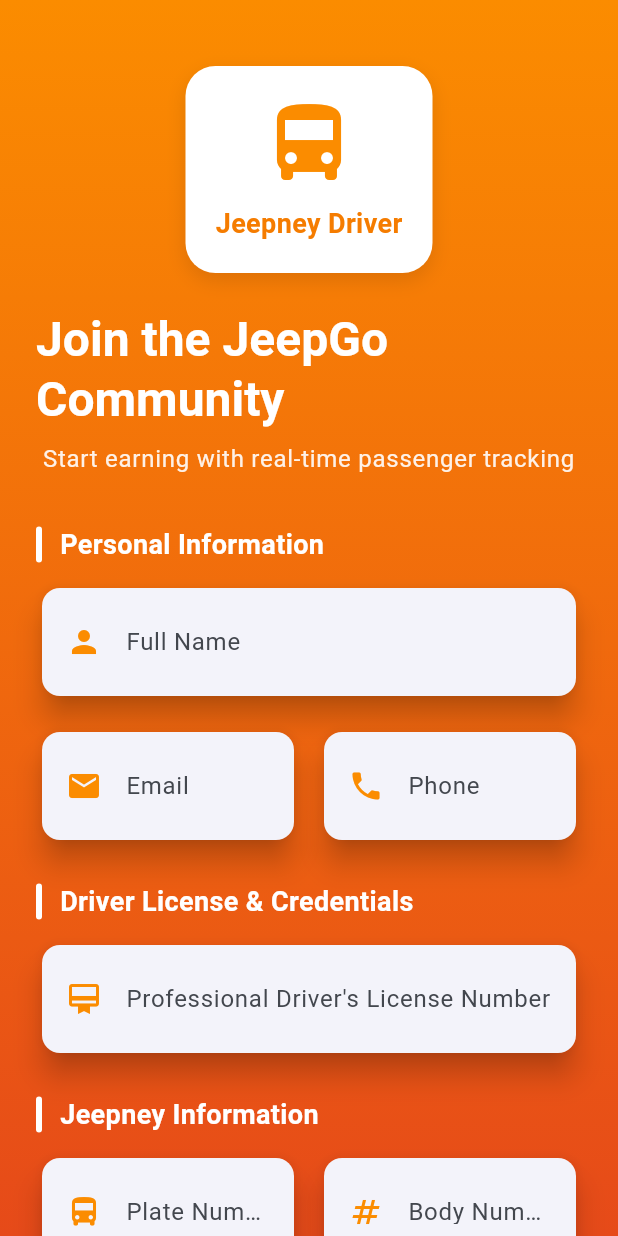
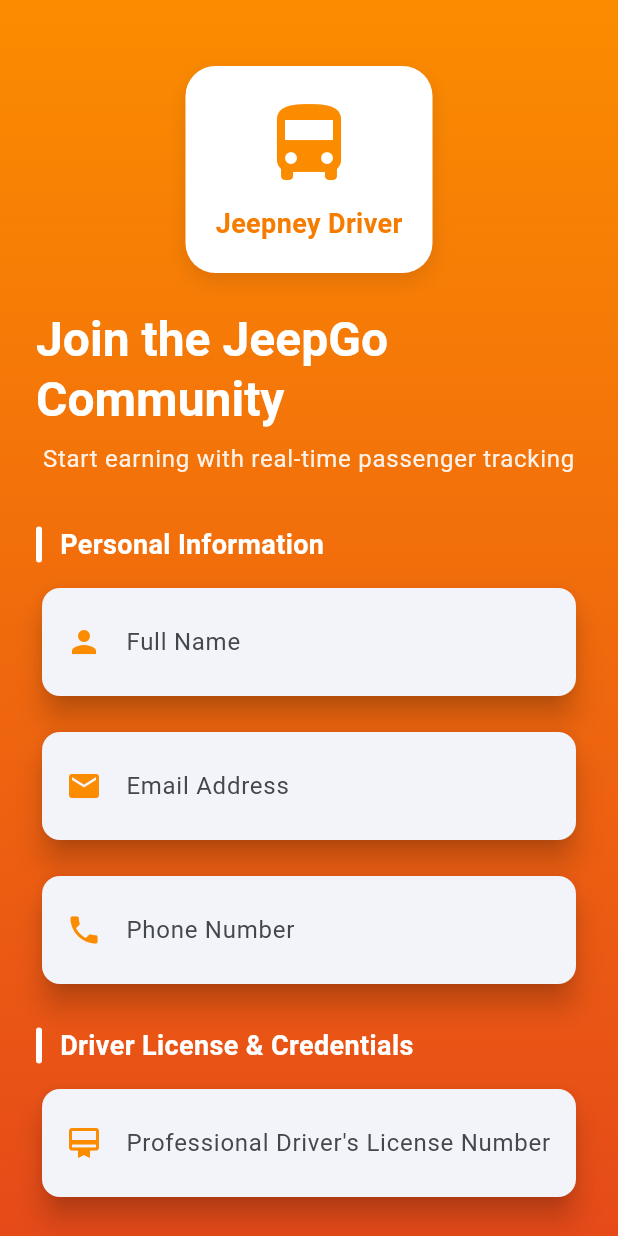
Before and after one commit to lucifron28/hackercup, a Flutter app: the DriverRegisterScreen screen opened by its route, on a phone screen of 412 x 824 dp. Run offline on Flutter 3.47's test engine with Material 3 defaults, Android fonts, the phone set to English and light mode, and no system bars; our stand-ins replace cloud_firestore, firebase_auth, firebase_core, firebase_messaging, flutter_map, geolocator and 5 more; accounts and stored records are empty.

Commit message:
feat: Refactor driver registration form for improved input handling and UI consistency

```diff
--- a/lib/modules/auth/screens/driver_register_screen.dart
+++ b/lib/modules/auth/screens/driver_register_screen.dart
@@ -26,7 +26,6 @@ class _DriverRegisterScreenState extends State<DriverRegisterScreen> {
   bool _obscureConfirmPassword = true;
   String? _errorMessage;
   String? _selectedRoute;
-  int _passengerCapacity = 14;
 
   final List<Map<String, String>> _routes = [
     {'id': 'route_divisoria_fairview', 'name': 'Divisoria - Fairview'},
@@ -230,38 +229,32 @@ class _DriverRegisterScreenState extends State<DriverRegisterScreen> {
 
                   const SizedBox(height: 16),
 
-                  Row(
-                    children: [
-                      Expanded(
-                        child: _buildInputCard(
+                  _buildInputCard(
                     controller: _emailController,
-                          label: 'Email',
+                    label: 'Email Address',
                     icon: Icons.email,
                     keyboardType: TextInputType.emailAddress,
                     validator: (value) {
-                            if (value?.isEmpty ?? true) return 'Please enter email';
+                      if (value?.isEmpty ?? true) return 'Please enter your email address';
                       if (!RegExp(r'^[^@]+@[^@]+\.[^@]+').hasMatch(value!)) {
-                              return 'Invalid email';
+                        return 'Please enter a valid email address';
                       }
                       return null;
                     },
                   ),
-                      ),
-                      const SizedBox(width: 12),
-                      Expanded(
-                        child: _buildInputCard(
+
+                  const SizedBox(height: 16),
+
+                  _buildInputCard(
                     controller: _phoneController,
-                          label: 'Phone',
+                    label: 'Phone Number',
                     icon: Icons.phone,
                     keyboardType: TextInputType.phone,
                     validator: (value) {
-                            if (value?.isEmpty ?? true) return 'Required';
-                            if (value!.length < 10) return 'Invalid phone';
+                      if (value?.isEmpty ?? true) return 'Please enter your phone number';
+                      if (value!.length < 10) return 'Please enter a valid phone number';
                       return null;
                     },
-                        ),
-                      ),
-                    ],
                   ),
 
                   const SizedBox(height: 24),
@@ -317,10 +310,7 @@ class _DriverRegisterScreenState extends State<DriverRegisterScreen> {
 
                   const SizedBox(height: 16),
 
-                  Row(
-                    children: [
-                      Expanded(
-                        child: _buildInputCard(
+                  _buildInputCard(
                     controller: _jeepneyModelController,
                     label: 'Jeepney Model/Year',
                     icon: Icons.build,
@@ -328,13 +318,6 @@ class _DriverRegisterScreenState extends State<DriverRegisterScreen> {
                       if (value?.isEmpty ?? true) return 'Required';
                       return null;
                     },
-                        ),
-                      ),
-                      const SizedBox(width: 12),
-                      Expanded(
-                        child: _buildCapacitySelector(),
-                      ),
-                    ],
                   ),
 
                   const SizedBox(height: 16),
@@ -529,36 +512,6 @@ class _DriverRegisterScreenState extends State<DriverRegisterScreen> {
     );
   }
 
-  Widget _buildCapacitySelector() {
-    return Card(
-      elevation: 8,
-      shape: RoundedRectangleBorder(borderRadius: BorderRadius.circular(12)),
-      child: Padding(
-        padding: const EdgeInsets.all(16),
-        child: Column(
-          crossAxisAlignment: CrossAxisAlignment.start,
-          children: [
-            Row(
-              children: [
-                Icon(Icons.airline_seat_recline_normal, color: Colors.orange.shade600),
-                const SizedBox(width: 8),
-                Text('Capacity: $_passengerCapacity', style: const TextStyle(fontWeight: FontWeight.bold)),
-              ],
-            ),
-            Slider(
-              value: _passengerCapacity.toDouble(),
-              min: 10,
-              max: 20,
-              divisions: 10,
-              label: '$_passengerCapacity passengers',
-              onChanged: (value) => setState(() => _passengerCapacity = value.round()),
-            ),
-          ],
-        ),
-      ),
-    );
-  }
-
   Widget _buildRouteSelector() {
     return Card(
       elevation: 8,
@@ -581,15 +534,21 @@ class _DriverRegisterScreenState extends State<DriverRegisterScreen> {
             const SizedBox(height: 12),
             DropdownButtonFormField<String>(
               value: _selectedRoute,
+              isExpanded: true,
               decoration: const InputDecoration(
                 hintText: 'Choose your regular jeepney route',
                 border: OutlineInputBorder(),
-                contentPadding: EdgeInsets.symmetric(horizontal: 12, vertical: 8),
+                contentPadding: EdgeInsets.symmetric(horizontal: 8, vertical: 8),
               ),
               items: _routes.map((route) {
                 return DropdownMenuItem(
                   value: route['id'],
-                  child: Text(route['name']!),
+                  child: Text(
+                    route['name']!,
+                    overflow: TextOverflow.ellipsis,
+                    maxLines: 1,
+                    style: const TextStyle(fontSize: 14),
+                  ),
                 );
               }).toList(),
               onChanged: (value) => setState(() => _selectedRoute = value),
```
Lines whose indentation alone changed are shown as unchanged.
